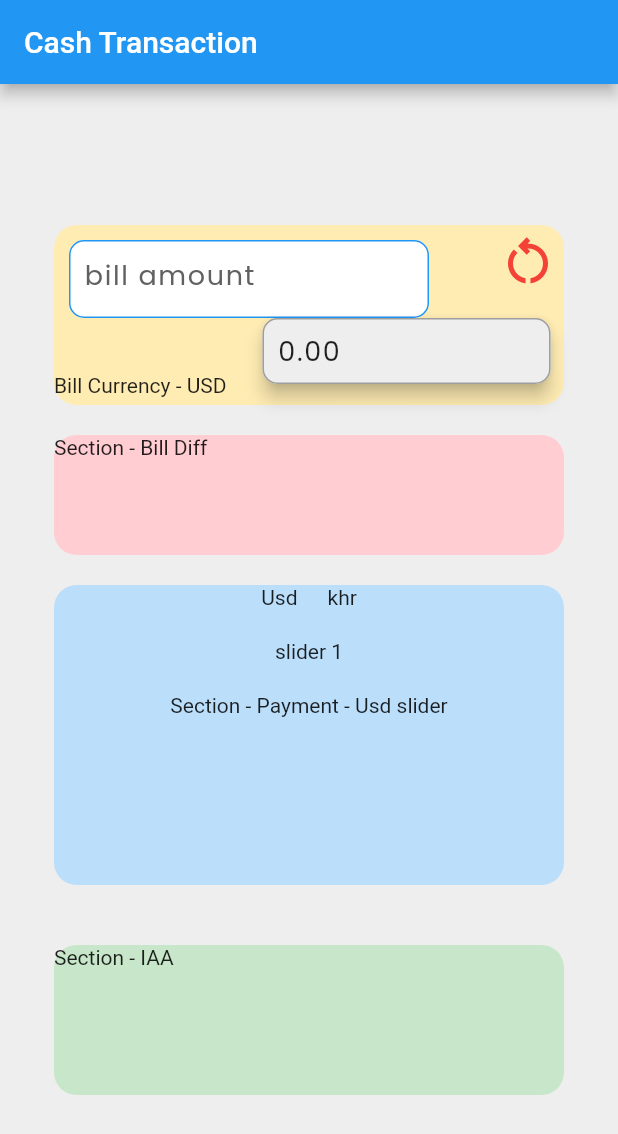
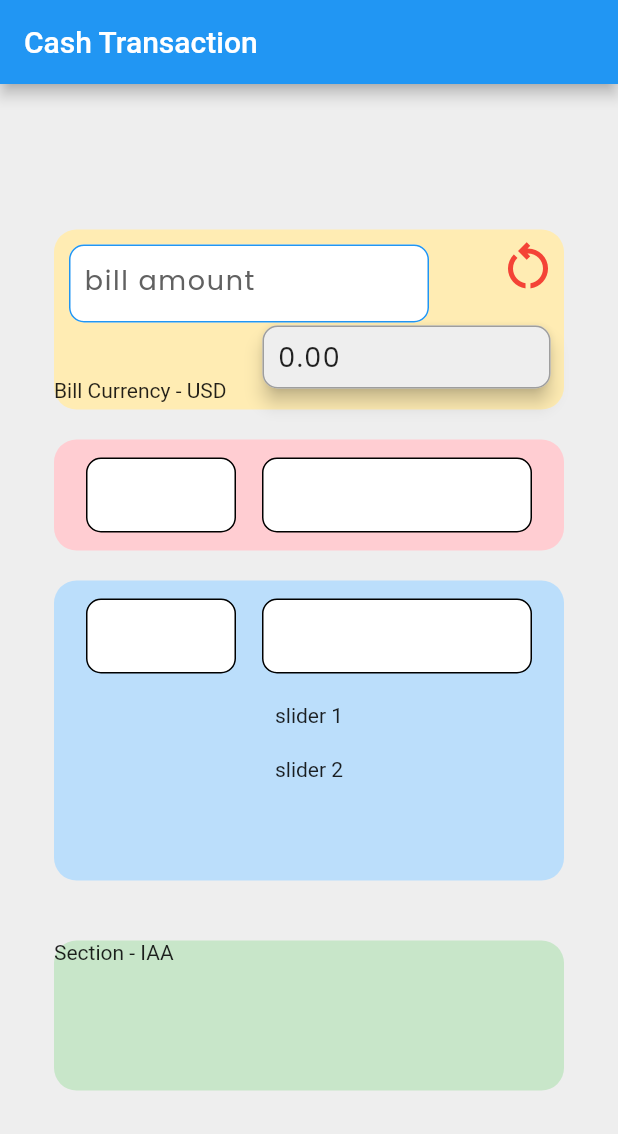
Before and after one commit to carlstep/my_user_input_2, a Flutter app: the screen it shows after launch, on a phone screen of 412 x 824 dp. Shown: the top 1134 px of the screen. Run offline on Flutter 3.47's test engine with Material 2 defaults, Android fonts, the phone set to English and light mode, and no system bars; our stand-ins replace google_fonts.

Commit message:
design outline - billDifference & payment sections

```diff
--- a/lib/sections/bill_difference.dart
+++ b/lib/sections/bill_difference.dart
@@ -14,12 +14,47 @@ class _BillDiffState extends State<BillDiff> {
   Widget build(BuildContext context) {
     return Container(
       width: 340,
-      height: 80,
+      //height: 120,
       decoration: BoxDecoration(
         borderRadius: BorderRadius.circular(15),
         color: Colors.red[100],
       ),
-      child: const Text('Section - Bill Diff'),
+      child: Padding(
+        padding: const EdgeInsets.fromLTRB(4.0, 12, 4, 12),
+        child: Column(
+          children: [
+            Row(
+              mainAxisAlignment: MainAxisAlignment.spaceEvenly,
+              children: [
+                Container(
+                  // USD container
+                  height: 50,
+                  width: 100,
+                  decoration: BoxDecoration(
+                    color: Colors.white,
+                    border: Border.all(width: 1, color: Colors.black),
+                    borderRadius: BorderRadius.all(
+                      Radius.circular(10),
+                    ),
+                  ),
+                ),
+                Container(
+                  // KHR container
+                  height: 50,
+                  width: 180,
+                  decoration: BoxDecoration(
+                    color: Colors.white,
+                    border: Border.all(width: 1, color: Colors.black),
+                    borderRadius: BorderRadius.all(
+                      Radius.circular(10),
+                    ),
+                  ),
+                ),
+              ],
+            )
+          ],
+        ),
+      ),
     );
   }
 }
--- a/lib/sections/bill_process.dart
+++ b/lib/sections/bill_process.dart
@@ -63,7 +63,7 @@ class _BillProcessState extends State<BillProcess> {
               child: Padding(
                 padding: EdgeInsets.zero,
                 child: SizedBox(
-                  //height: 50,
+                  height: 50,
                   width: 200,
                   child: billAmountConvertedProcess(),
                 ),
@@ -170,6 +170,7 @@ class _BillProcessState extends State<BillProcess> {
             if (billCurrencyConverted == 'KHR') {
               billCurrencyFlagConverted = '🇰🇭';
             } // TODO - use digit grouping for large numbers
+            // TODO - on reset, clear the billAmountConverted display
           }
         });
       },
--- a/lib/sections/payment_process.dart
+++ b/lib/sections/payment_process.dart
@@ -19,16 +19,37 @@ class _PaymentProcessState extends State<PaymentProcess> {
         borderRadius: BorderRadius.circular(15),
         color: Colors.blue[100],
       ),
+      child: Padding(
+        padding: const EdgeInsets.fromLTRB(4.0, 12, 4, 12),
         child: Column(
           children: [
             Row(
-            mainAxisAlignment: MainAxisAlignment.center,
-            children: const [
-              Text('Usd'),
-              SizedBox(
-                width: 20,
+              mainAxisAlignment: MainAxisAlignment.spaceEvenly,
+              children: [
+                Container(
+                  // USD container
+                  height: 50,
+                  width: 100,
+                  decoration: BoxDecoration(
+                    color: Colors.white,
+                    border: Border.all(width: 1, color: Colors.black),
+                    borderRadius: BorderRadius.all(
+                      Radius.circular(10),
                     ),
-              Text('khr'),
+                  ),
+                ),
+                Container(
+                  // KHR container
+                  height: 50,
+                  width: 180,
+                  decoration: BoxDecoration(
+                    color: Colors.white,
+                    border: Border.all(width: 1, color: Colors.black),
+                    borderRadius: BorderRadius.all(
+                      Radius.circular(10),
+                    ),
+                  ),
+                ),
               ],
             ),
             const SizedBox(
@@ -40,11 +61,12 @@ class _PaymentProcessState extends State<PaymentProcess> {
                 SizedBox(
                   height: 20,
                 ),
-              Text('Section - Payment - Usd slider'),
+                Text('slider 2'),
               ],
             ),
           ],
         ),
+      ),
     );
   }
 }
```
Lines whose indentation alone changed are shown as unchanged.
